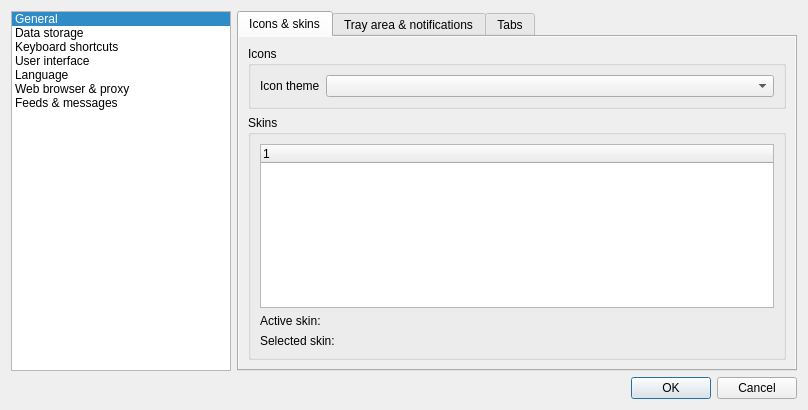
Before: the Qt Designer form src/gui/formsettings.ui in martinrotter/rssguard, drawn with Qt 5.
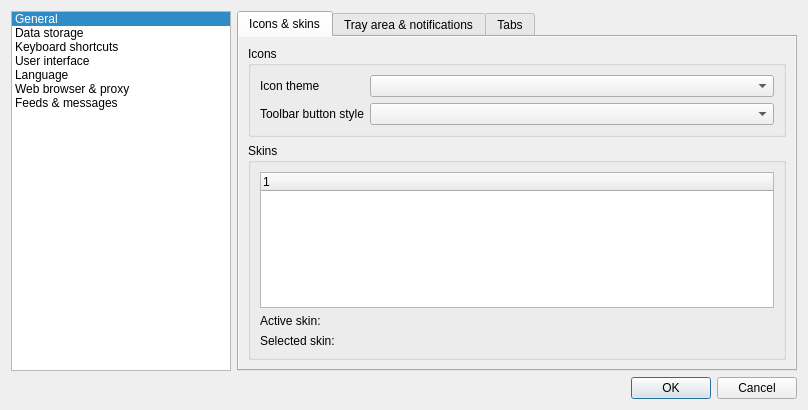
After: the same form once the commit is applied. The open tabs and pages were chosen to show the change. Custom widgets are drawn as their Qt base class.

Commit message: Toolbar cleanup & added option to switch toolbar style.

The edit to the form file:
```diff
--- a/src/gui/formsettings.ui
+++ b/src/gui/formsettings.ui
@@ -367,8 +367,8 @@
                <rect>
                 <x>0</x>
                 <y>0</y>
-                <width>167</width>
-                <height>219</height>
+                <width>558</width>
+                <height>337</height>
                </rect>
               </property>
               <layout class="QFormLayout" name="formLayout">
@@ -394,6 +394,16 @@
                   <item row="0" column="1">
                    <widget class="QComboBox" name="m_cmbIconTheme"/>
                   </item>
+                  <item row="1" column="1">
+                   <widget class="QComboBox" name="m_cmbToolbarButtonStyle"/>
+                  </item>
+                  <item row="1" column="0">
+                   <widget class="QLabel" name="label_7">
+                    <property name="text">
+                     <string>Toolbar button style</string>
+                    </property>
+                   </widget>
+                  </item>
                  </layout>
                 </widget>
                </item>
```
Left out of the diff: 6 changed lines with no effect on the pictures. The commit also changes 7 other files.
